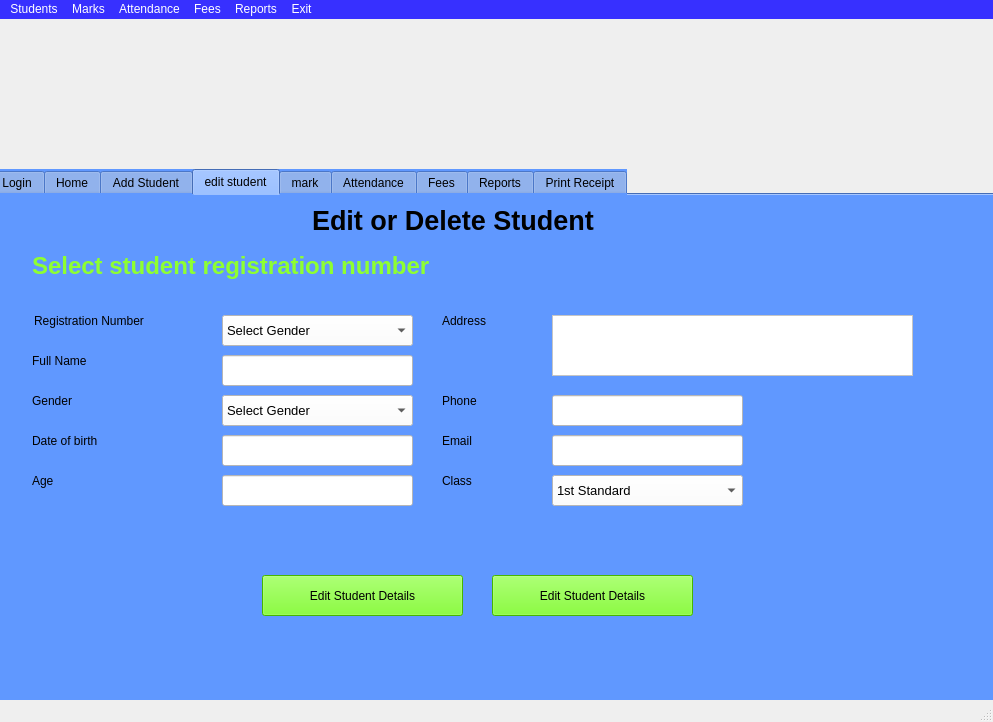
Qt form projects/School Management/school.ui (kirankumarjmeshram/pyqt) before a commit.
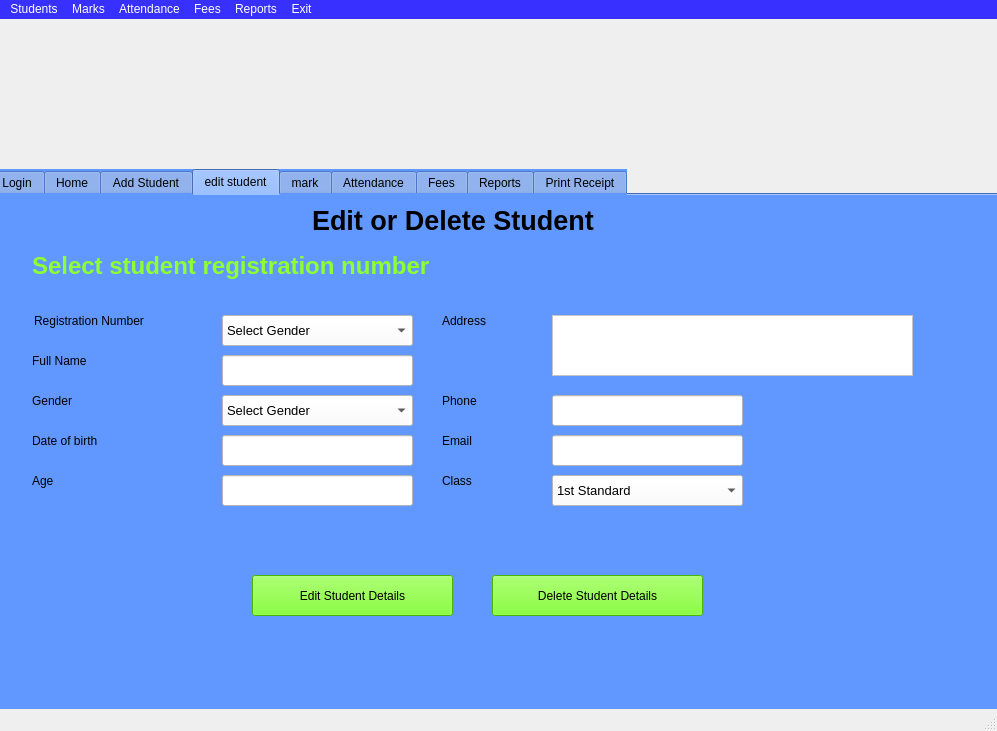
The same form after that commit. The open tabs and pages were chosen to show the change. Icons and pictures are not drawn.

Commit message: added add student functionality and connected to db

```diff
--- a/projects/School Management/school.ui
+++ b/projects/School Management/school.ui
@@ -6,8 +6,8 @@
    <rect>
     <x>0</x>
     <y>0</y>
-    <width>993</width>
-    <height>722</height>
+    <width>997</width>
+    <height>731</height>
    </rect>
   </property>
   <property name="windowTitle">
@@ -953,7 +953,7 @@
      <widget class="QPushButton" name="pushButton_3">
       <property name="geometry">
        <rect>
-        <x>270</x>
+        <x>260</x>
         <y>380</y>
         <width>201</width>
         <height>41</height>
@@ -1156,7 +1156,7 @@
        <rect>
         <x>500</x>
         <y>380</y>
-        <width>201</width>
+        <width>211</width>
         <height>41</height>
        </rect>
       </property>
@@ -1165,7 +1165,7 @@
 font: 12pt &quot;MS Shell Dlg 2&quot;;</string>
       </property>
       <property name="text">
-       <string>Edit Student Details</string>
+       <string>Delete Student Details</string>
       </property>
      </widget>
      <widget class="QLabel" name="label_19">
@@ -3417,8 +3417,8 @@
     <rect>
      <x>0</x>
      <y>0</y>
-     <width>993</width>
-     <height>30</height>
+     <width>997</width>
+     <height>25</height>
     </rect>
    </property>
    <property name="styleSheet">
```
Left out of the diff: 22 changed lines with no effect on the pictures. The commit also changes 1 other file.
